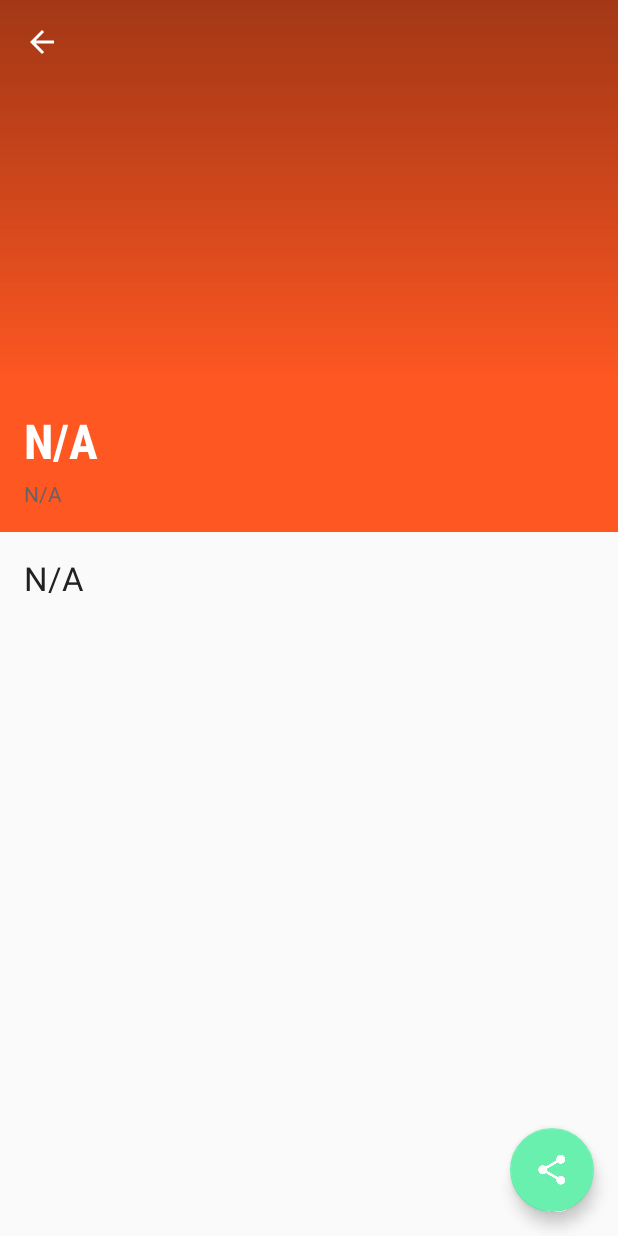
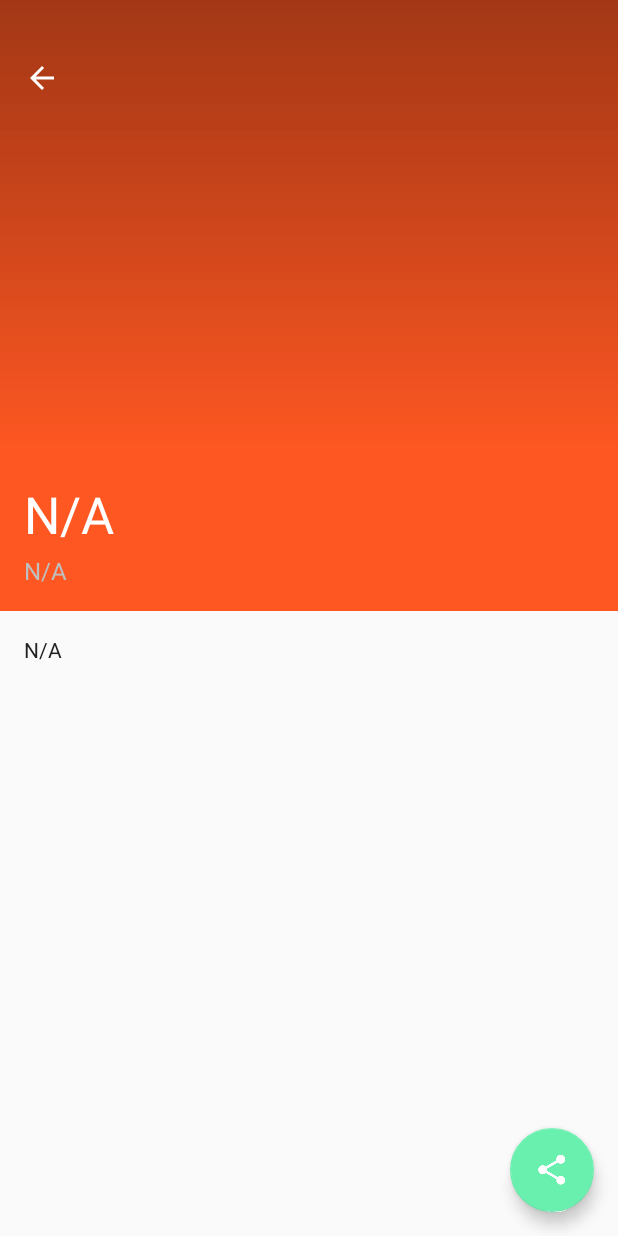
Before and after one commit to Faves/Udacity-XyzReader, an Android app: the fragment ArticleDetailFragment shown on its own in the app's theme, on a phone screen of 412 x 824 dp. Run offline under Robolectric (Android 15) with nearby library versions, the phone set to English and light mode, and no system bars; libraries missing offline, so code that uses them is left out: android.support.v7; 1 statement that could not run was skipped.

Commit message:
fix: - detail:   -> App provides sufficient space between text and surrounding elements.   -> App uses fonts that are either the Android defaults, are complementary, and aren't otherwise distracting.

```diff
--- a/XYZReader/src/main/java/com/example/xyzreader/ui/ArticleDetailActivity.java
+++ b/XYZReader/src/main/java/com/example/xyzreader/ui/ArticleDetailActivity.java
@@ -8,6 +8,7 @@ import android.database.Cursor;
 import android.graphics.drawable.ColorDrawable;
 import android.os.Bundle;
 import android.support.v13.app.FragmentStatePagerAdapter;
+import android.support.v4.view.ViewCompat;
 import android.support.v4.view.ViewPager;
 import android.support.v7.app.AppCompatActivity;
 import android.util.TypedValue;
--- a/XYZReader/src/main/java/com/example/xyzreader/ui/ArticleDetailFragment.java
+++ b/XYZReader/src/main/java/com/example/xyzreader/ui/ArticleDetailFragment.java
@@ -6,13 +6,11 @@ import android.content.Intent;
 import android.content.Loader;
 import android.database.Cursor;
 import android.graphics.Bitmap;
-import android.graphics.Color;
-import android.graphics.Rect;
-import android.graphics.Typeface;
 import android.graphics.drawable.ColorDrawable;
 import android.os.Build;
 import android.os.Bundle;
 import android.support.design.widget.CollapsingToolbarLayout;
+import android.support.design.widget.CoordinatorLayout;
 import android.support.v4.app.ShareCompat;
 import android.support.v7.app.ActionBar;
 import android.support.v7.app.AppCompatActivity;
@@ -25,6 +23,7 @@ import android.util.Log;
 import android.view.LayoutInflater;
 import android.view.View;
 import android.view.ViewGroup;
+import android.view.ViewTreeObserver;
 import android.widget.ImageView;
 import android.widget.TextView;
 
@@ -43,17 +42,16 @@ public class ArticleDetailFragment extends Fragment implements
     private static final String TAG = "ArticleDetailFragment";
 
     public static final String ARG_ITEM_ID = "item_id";
-    private static final float PARALLAX_FACTOR = 1.25f;
 
     private Cursor mCursor;
     private long mItemId;
     private View mRootView;
     private int mMutedColor = 0xFF333333;
-    //private ObservableScrollView mScrollView;
-    //private DrawInsetsFrameLayout mDrawInsetsFrameLayout;
     private ColorDrawable mStatusBarColorDrawable;
 
+    private CoordinatorLayout mCoordinatorLayout;
     private CollapsingToolbarLayout mCollapsingToolbar;
+    private Toolbar mToolbar;
     private ImageView mPhotoView;
     private int mScrollY;
     private boolean mIsCard = false;
@@ -88,10 +86,6 @@ public class ArticleDetailFragment extends Fragment implements
         setHasOptionsMenu(true);
     }
 
-    public ArticleDetailActivity getActivityCast() {
-        return (ArticleDetailActivity) getActivity();
-    }
-
     @Override
     public void onActivityCreated(Bundle savedInstanceState) {
         super.onActivityCreated(savedInstanceState);
@@ -108,20 +102,50 @@ public class ArticleDetailFragment extends Fragment implements
             Bundle savedInstanceState) {
         mRootView = inflater.inflate(R.layout.fragment_article_detail, container, false);
 
-        Toolbar toolbar = (Toolbar) mRootView.findViewById(R.id.toolbar);
-        ((AppCompatActivity)getActivity()).setSupportActionBar(toolbar);
+        mCoordinatorLayout =
+                (CoordinatorLayout) mRootView.findViewById(R.id.col);
+        mCollapsingToolbar =
+                (CollapsingToolbarLayout) mRootView.findViewById(R.id.collapsing_toolbar);
+        mToolbar = (Toolbar) mRootView.findViewById(R.id.toolbar);
+        ((AppCompatActivity)getActivity()).setSupportActionBar(mToolbar);
         ActionBar ab = ((AppCompatActivity)getActivity()).getSupportActionBar();
         if (ab != null) {
             ab.setDisplayShowTitleEnabled(false);
             ab.setDisplayHomeAsUpEnabled(true);
 
             if (Build.VERSION.SDK_INT >= Build.VERSION_CODES.LOLLIPOP) {
-                // Set the padding to match the Status Bar height
-                //toolbar.setTranslationY(getStatusBarHeight());
+                /* Try to fix status bar padding on Toolbar into ViewPager
+                 * -> http://stackoverflow.com/questions/31368781/coordinatorlayout-status-bar-padding-disappears-from-viewpager-2nd-page
+                 */
+                final int initialToolbarHeight = mToolbar.getLayoutParams().height;
+                final int initialStatusBarHeight = getStatusBarHeight();
+                mToolbar.getViewTreeObserver().addOnGlobalLayoutListener(new ViewTreeObserver.OnGlobalLayoutListener() {
+                    @Override
+                    public void onGlobalLayout() {
+                        int[] locToolbar = new int[2];
+                        mToolbar.getLocationOnScreen(locToolbar);
+                        int yToolbar = locToolbar[1];
+                        int topPaddingToolbar = mToolbar.getPaddingTop();
+                        //Log.d("onCreateView", "#" + mItemId + " : -toolbar : " + yToolbar+"/"+ initialToolbarHeight +" - "+topPaddingToolbar);
+                        if (isAdded()) {
+                            //normal case : system status bar padding on toolbar : yToolbar = initialStatusBarHeight && topPaddingToolbar = 0
+                            //abnormal case : no system status bar padding on toolbar -> toolbar behind status bar => add custom padding
+                            if (yToolbar != initialStatusBarHeight && topPaddingToolbar == 0) {
+                                // Set the padding to match the Status Bar height
+                                mToolbar.setPadding(0, initialStatusBarHeight, 0, 0);
+                                mToolbar.getLayoutParams().height = initialToolbarHeight + initialStatusBarHeight;
+                            }
+                            //abnormal case : system status bar padding and custom padding on toolbar -> toolbar with padding too large => remove custom padding
+                            else if (yToolbar == initialStatusBarHeight && topPaddingToolbar == initialStatusBarHeight) {
+                                // Set the padding to match the Status Bar height
+                                mToolbar.setPadding(0, 0, 0, 0);
+                                mToolbar.getLayoutParams().height = initialToolbarHeight;
+                            }
+                        }
+                    }
+                });
             }
         }
-        mCollapsingToolbar =
-                (CollapsingToolbarLayout) mRootView.findViewById(R.id.collapsing_toolbar);
 
         mPhotoView = (ImageView) mRootView.findViewById(R.id.photo);
 
@@ -146,13 +170,19 @@ public class ArticleDetailFragment extends Fragment implements
             return;
         }
 
+        final int primaryColor = getResources().getColor(R.color.theme_primary);
+        final int transparentColor = getResources().getColor(android.R.color.transparent);
+
         TextView titleView = (TextView) mRootView.findViewById(R.id.article_title);
         TextView bylineView = (TextView) mRootView.findViewById(R.id.article_byline);
         bylineView.setMovementMethod(new LinkMovementMethod());
         TextView bodyView = (TextView) mRootView.findViewById(R.id.article_body);
 
         if (mCursor != null) {
-            titleView.setText(mCursor.getString(ArticleLoader.Query.TITLE));
+            String title = mCursor.getString(ArticleLoader.Query.TITLE);
+            titleView.setText(title);
+            Log.d("onCreateView", "#" + mItemId + " : " + title);
+
             bylineView.setText(Html.fromHtml(
                     DateUtils.getRelativeTimeSpanString(
                             mCursor.getLong(ArticleLoader.Query.PUBLISHED_DATE),
@@ -161,7 +191,10 @@ public class ArticleDetailFragment extends Fragment implements
                             + " by <font color='#ffffff'>"
                             + mCursor.getString(ArticleLoader.Query.AUTHOR)
                             + "</font>"));
+
             bodyView.setText(Html.fromHtml(mCursor.getString(ArticleLoader.Query.BODY)));
+
+            mPhotoView.setContentDescription(title);
             ImageLoaderHelper.getInstance(getActivity()).getImageLoader()
                     .get(mCursor.getString(ArticleLoader.Query.PHOTO_URL), new ImageLoader.ImageListener() {
                         @Override
@@ -169,12 +202,14 @@ public class ArticleDetailFragment extends Fragment implements
                             Bitmap bitmap = imageContainer.getBitmap();
                             if (bitmap != null) {
                                 Palette p = Palette.from(bitmap).maximumColorCount(12).generate();
-                                mMutedColor = p.getDarkMutedColor(0xFF333333);
+                                mMutedColor = p.getDarkMutedColor(primaryColor);
                                 mPhotoView.setImageBitmap(imageContainer.getBitmap());
                                 mRootView.findViewById(R.id.meta_bar)
                                         .setBackgroundColor(mMutedColor);
+
+                                //color also the toolbar and the status bar
                                 mCollapsingToolbar.setContentScrimColor(mMutedColor);
-                                mCollapsingToolbar.setStatusBarScrimColor(p.getDarkVibrantColor(0xFF333333));
+                                mCollapsingToolbar.setStatusBarScrimColor(mMutedColor);
                             }
                         }
 
@@ -220,8 +255,9 @@ public class ArticleDetailFragment extends Fragment implements
         bindViews();
     }
 
+
     // A method to find height of the status bar
-    public int getStatusBarHeight() {
+    private int getStatusBarHeight() {
         int result = 0;
         int resourceId = getResources().getIdentifier("status_bar_height", "dimen", "android");
         if (resourceId > 0) {
--- a/XYZReader/src/main/java/com/example/xyzreader/ui/ArticleListActivity.java
+++ b/XYZReader/src/main/java/com/example/xyzreader/ui/ArticleListActivity.java
@@ -52,6 +52,10 @@ public class ArticleListActivity extends AppCompatActivity implements
         mSwipeRefreshLayout.setOnRefreshListener(this);
 
         mRecyclerView = (RecyclerView) findViewById(R.id.recycler_view);
+        mRecyclerView.addItemDecoration(new DividerItemDecoration(this, R.drawable.padded_divider, DividerItemDecoration.VERTICAL_LIST));
+        mRecyclerView.addItemDecoration(new DividerItemDecoration(this, R.drawable.padded_divider, DividerItemDecoration.HORIZONTAL_LIST));
+        mRecyclerView.setHasFixedSize(true);
+
         getLoaderManager().initLoader(0, null, this);
 
         if (savedInstanceState == null) {
--- a/XYZReader/src/main/java/com/example/xyzreader/ui/DividerItemDecoration.java
+++ b/XYZReader/src/main/java/com/example/xyzreader/ui/DividerItemDecoration.java
@@ -19,6 +19,7 @@ import android.content.Context;
 import android.graphics.Canvas;
 import android.graphics.Rect;
 import android.graphics.drawable.Drawable;
+import android.support.v4.content.ContextCompat;
 import android.support.v7.widget.LinearLayoutManager;
 import android.support.v7.widget.RecyclerView;
 import android.view.View;
@@ -37,6 +38,10 @@ public class DividerItemDecoration extends RecyclerView.ItemDecoration {
 
     private int mOrientation;
 
+    public DividerItemDecoration(Context context, int resIdDivider, int orientation) {
+        mDivider = ContextCompat.getDrawable(context, resIdDivider);
+        setOrientation(orientation);
+    }
     public DividerItemDecoration(Context context, Drawable divider, int orientation) {
         mDivider = divider;
         setOrientation(orientation);
--- a/XYZReader/src/main/res/layout/activity_article_list.xml
+++ b/XYZReader/src/main/res/layout/activity_article_list.xml
@@ -43,7 +43,10 @@
             <android.support.v7.widget.RecyclerView
                 android:id="@+id/recycler_view"
                 android:layout_width="match_parent"
-                android:layout_height="match_parent" />
+                android:layout_height="match_parent"
+                android:paddingTop="@dimen/list_side_margin"
+                android:paddingLeft="@dimen/list_side_margin"
+                android:paddingStart="@dimen/list_side_margin"/>
 
         </android.support.v4.widget.SwipeRefreshLayout>
 
--- a/XYZReader/src/main/res/layout/fragment_article_detail.xml
+++ b/XYZReader/src/main/res/layout/fragment_article_detail.xml
@@ -8,7 +8,7 @@
     <android.support.design.widget.AppBarLayout
         android:id="@+id/appbar"
         android:layout_width="match_parent"
-        android:layout_height="@dimen/detail_backdrop_height"
+        android:layout_height="@dimen/detail_photo_height"
         android:theme="@style/ThemeOverlay.AppCompat.Dark.ActionBar"
         android:fitsSystemWindows="true">
 
@@ -32,6 +32,7 @@
                 android:fitsSystemWindows="true"
                 app:layout_collapseMode="parallax"/>
 
+            <!--suppress AndroidLintContentDescription -->
             <ImageView
                 android:layout_width="match_parent"
                 android:layout_height="match_parent"
@@ -76,19 +77,15 @@
 
                 <TextView
                     android:id="@+id/article_title"
-                    style="?android:attr/textAppearanceLarge"
+                    style="@style/TextAppearance.AppCompat.Display1"
                     android:layout_width="match_parent"
                     android:layout_height="wrap_content"
                     android:paddingBottom="@dimen/detail_metabar_title_bottom_padding"
-                    android:fontFamily="sans-serif-condensed"
-                    android:textColor="@color/theme_primary_text_on_dark"
-                    android:textStyle="bold"
-                    android:textSize="@dimen/detail_title_text_size"
-                    android:lineSpacingMultiplier="0.9" />
+                    android:textColor="@color/theme_primary_text_on_dark" />
 
                 <TextView
                     android:id="@+id/article_byline"
-                    style="?android:attr/textAppearanceSmall"
+                    style="@style/TextAppearance.AppCompat.Subhead"
                     android:layout_width="wrap_content"
                     android:layout_height="wrap_content"
                     android:textColor="@color/theme_secondary_text_on_dark" />
@@ -97,7 +94,7 @@
 
             <TextView
                 android:id="@+id/article_body"
-                style="?android:attr/textAppearanceMedium"
+                style="@style/TextAppearance.AppCompat.Body1"
                 android:layout_width="match_parent"
                 android:layout_height="match_parent"
                 android:layout_marginLeft="@dimen/detail_inner_horiz_margin"
@@ -105,7 +102,7 @@
                 android:paddingBottom="@dimen/detail_body_bottom_margin"
                 android:textColor="@color/theme_primary_text"
                 android:textColorLink="@color/theme_accent"
-                android:textSize="@dimen/detail_body_text_size" />
+                android:lineSpacingMultiplier="1.25"/>
 
         </LinearLayout>
 
--- a/XYZReader/src/main/res/values-v21/styles.xml
+++ b/XYZReader/src/main/res/values-v21/styles.xml
@@ -4,8 +4,7 @@
     <style name="Theme.Bacon.Main" parent="@style/Theme.Bacon">
     </style>
     <style name="Theme.Bacon.Detail" parent="@style/Theme.Bacon">
-        <item name="android:windowDrawsSystemBarBackgrounds">true</item>
-        <item name="android:statusBarColor">@android:color/transparent</item>
+        <item name="android:windowTranslucentStatus">true</item>
     </style>
 
 </resources>
--- a/XYZReader/src/main/res/values/attrs.xml
+++ /dev/null
@@ -1,5 +0,0 @@
-<resources>
-    <declare-styleable name="DrawInsetsFrameLayout">
-        <attr name="insetBackground" format="color|reference" />
-    </declare-styleable>
-</resources>
--- a/XYZReader/src/main/res/values/colors.xml
+++ b/XYZReader/src/main/res/values/colors.xml
@@ -32,6 +32,6 @@
     <color name="theme_primary_text">#212121</color>
     <color name="theme_secondary_text">#727272</color>
     <color name="theme_primary_text_on_dark">@color/white</color>
-    <color name="theme_secondary_text_on_dark">#646464</color>
+    <color name="theme_secondary_text_on_dark">#BFBFBF</color>
 
 </resources>
--- a/XYZReader/src/main/res/values/dimens.xml
+++ b/XYZReader/src/main/res/values/dimens.xml
@@ -1,8 +1,14 @@
 <resources>
+    <!-- list -->
+    <dimen name="list_title_text_size">24sp</dimen>
+    <dimen name="list_card_title_top_padding">8dp</dimen>
+    <dimen name="list_card_subtitle_bottom_padding">8dp</dimen>
+    <dimen name="list_card_inner_horiz_margin">8dp</dimen>
+
     <!-- detail -->
-    <dimen name="detail_backdrop_height">256dp</dimen>
-    <dimen name="detail_title_text_size">32sp</dimen>
-    <dimen name="detail_body_text_size">22sp</dimen>
+    <dimen name="detail_title_text_size">34sp</dimen> <!-- display 1 style, English like -->
+    <dimen name="detail_subtitle_text_size">16sp</dimen> <!-- subheading style, English like -->
+    <dimen name="detail_body_text_size">14sp</dimen> <!-- body style, English like -->
     <item name="detail_body_line_spacing_multiplier" format="float" type="fraction">1.25</item>
 
     <dimen name="fab_elevation">4dp</dimen>
```
Also changed, not shown: XYZReader/src/main/java/com/example/xyzreader/ui/DrawInsetsFrameLayout.java (deleted, +0 -159 lines), XYZReader/src/main/java/com/example/xyzreader/ui/MaxWidthLinearLayout.java (deleted, +0 -66 lines), XYZReader/src/main/java/com/example/xyzreader/ui/ObservableScrollView.java (deleted, +0 -65 lines), XYZReader/src/main/res/drawable/padded_divider.xml (+7 -7 lines), XYZReader/src/main/res/layout/list_item_article.xml (+7 -12 lines).
